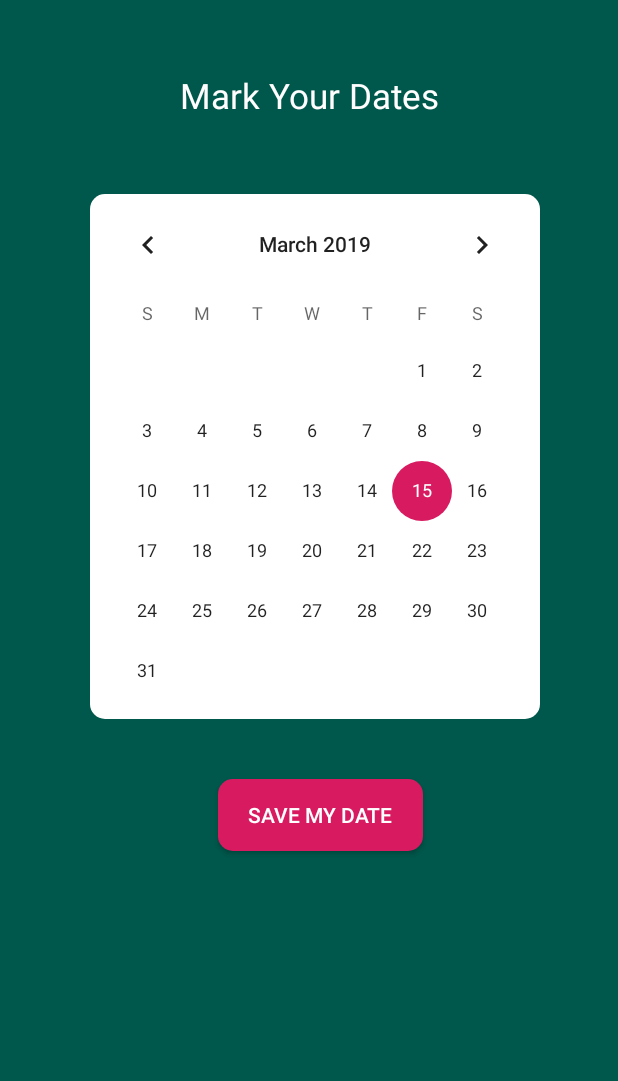
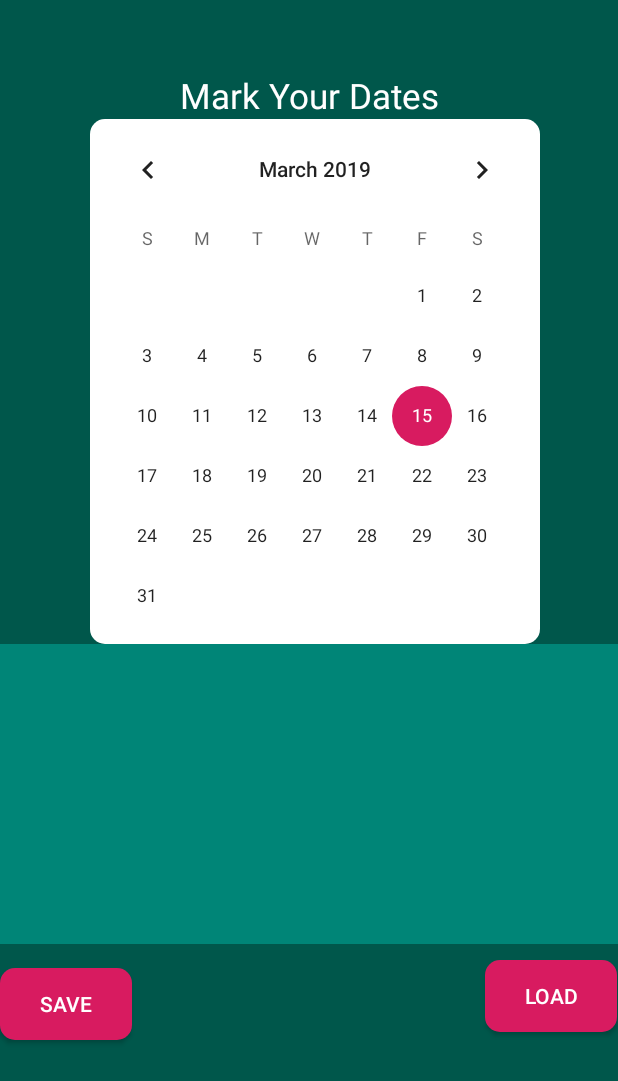
Before and after one commit to kogerj/MR_Calendar, an Android app: the screen it shows after launch (MainActivity), on a phone screen of 412 x 824 dp. Shown: the top 1081 px of the screen. Run offline under Robolectric (Android 15) with nearby library versions, the phone set to English and light mode, and no system bars.

Commit message:
Added text field, "Save" and "Load" buttons

```diff
--- a/app/src/main/res/layout/activity_main.xml
+++ b/app/src/main/res/layout/activity_main.xml
@@ -9,7 +9,6 @@
     tools:context=".MainActivity">
 
     <TextView
-        android:id="@+id/MyDate"
         android:layout_width="wrap_content"
         android:layout_height="wrap_content"
         android:layout_marginLeft="120dp"
@@ -19,7 +18,6 @@
         android:textSize="23sp" />
 
     <LinearLayout
-        android:layout_marginTop="50dp"
         android:background="@drawable/bg_calend"
         android:layout_marginLeft="60dp"
         android:layout_width="300dp"
@@ -34,15 +32,43 @@
 
     </LinearLayout>
 
-    <Button
-        android:layout_width="wrap_content"
-        android:layout_height="wrap_content"
-        android:layout_marginLeft="145dp"
-        android:layout_marginTop="40dp"
-        android:background="@drawable/bg_btn"
-        android:paddingLeft="20dp"
-        android:paddingRight="20dp"
-        android:text="Save my Date"
-        android:textColor="#FFF" />
+    <RelativeLayout
+        android:layout_width="match_parent"
+        android:layout_height="match_parent">
+
+        <Button
+            android:id="@+id/button_save"
+            android:layout_width="wrap_content"
+            android:layout_height="wrap_content"
+            android:layout_below="@+id/edit_text"
+            android:layout_marginTop="16dp"
+            android:background="@drawable/bg_btn"
+            android:onClick="save"
+            android:text="save"
+            android:textColor="#FFF" />
+
+        <Button
+            android:id="@+id/button_load"
+            android:layout_width="wrap_content"
+            android:layout_height="wrap_content"
+            android:layout_below="@+id/button_save"
+            android:layout_alignStart="@+id/button_save"
+            android:layout_marginStart="323dp"
+            android:layout_marginTop="-53dp"
+            android:background="@drawable/bg_btn"
+            android:onClick="load"
+            android:text="load"
+            android:textColor="#FFF" />
+
+        <EditText
+            android:id="@+id/edit_text"
+            android:layout_width="match_parent"
+            android:layout_height="200dp"
+            android:background="@color/colorPrimary" />
+
+    </RelativeLayout>
+
+
+
 
 </LinearLayout>
```
Also changed, not shown: app/src/main/java/com/example/calendar/MainActivity.java (+71 -12 lines).
